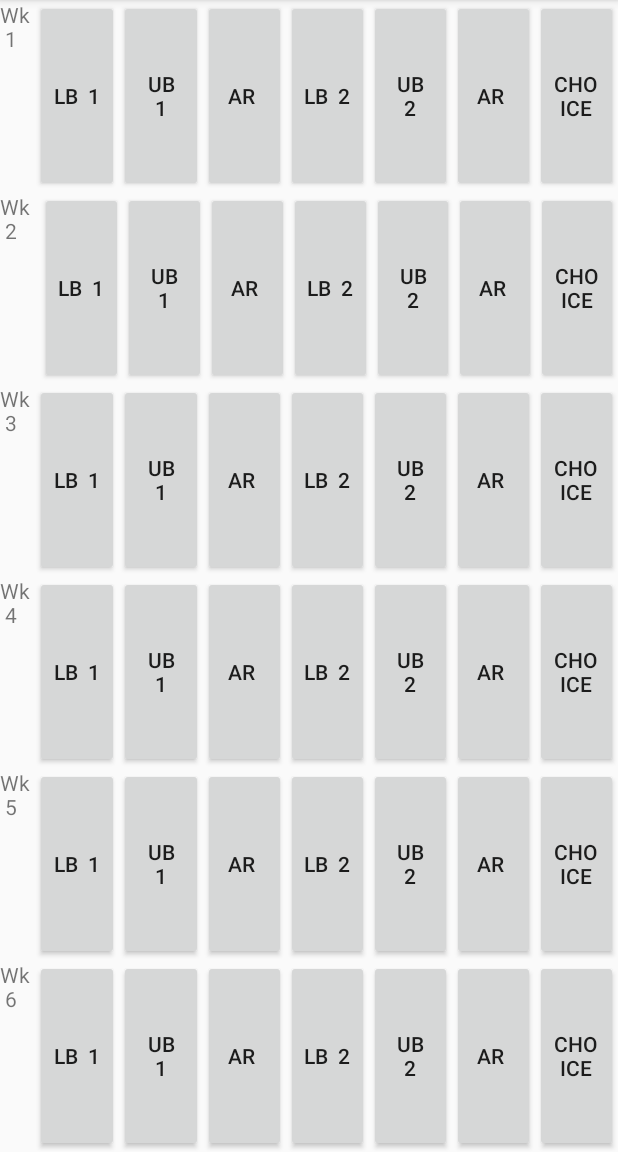
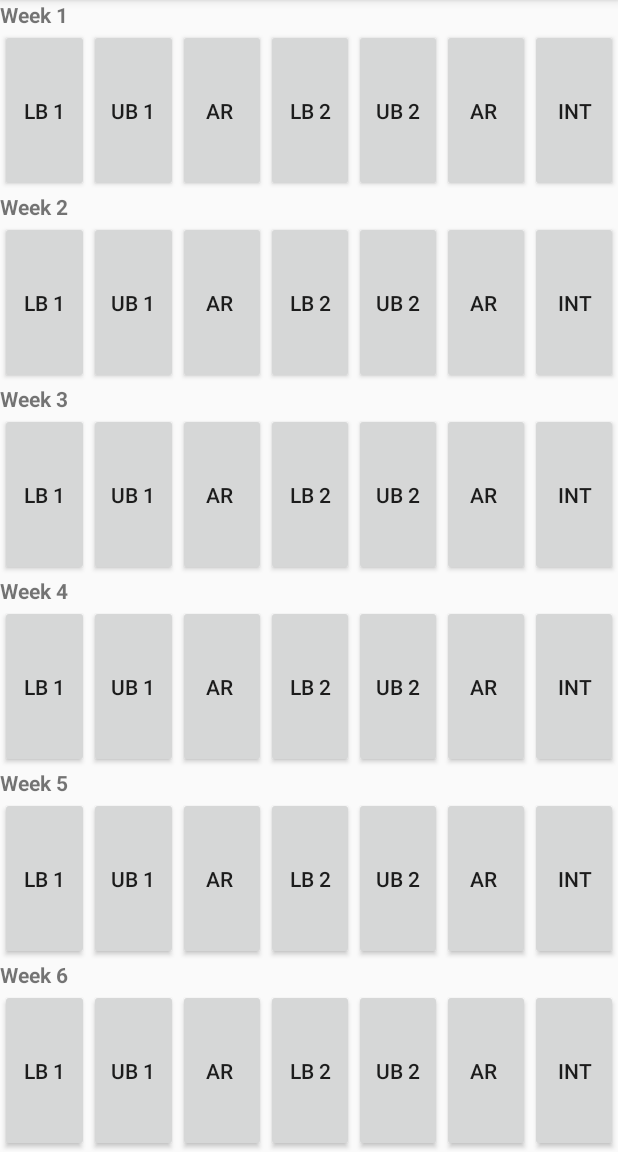
Before and after one commit to pkady/LeanHealthHabits, an Android app: the PhaseOneActivity screen opened directly, with no data from a screen before it, on a phone screen of 412 x 824 dp, the part 84-1236 px from its top. Run offline under Robolectric (Android 15) with nearby library versions, the phone set to English and light mode, and no system bars.

Commit message:
version 0.013
Change choice to intervals, wired up interval button to intervals activity

```diff
--- a/app/src/main/AndroidManifest.xml
+++ b/app/src/main/AndroidManifest.xml
@@ -22,7 +22,7 @@
         <activity android:name=".PhaseOneLB2Activity" />
         <activity android:name=".PhaseOneUB2Activity" />
         <activity android:name=".PhaseOneARActivity" />
-        <activity android:name=".PhaseOneIntervalsActivity"></activity>
+        <activity android:name=".PhaseOneIntervalsActivity" />
     </application>
 
 </manifest>
--- a/app/src/main/java/com/leanhealhabits/workouts/workouts/PhaseOneActivity.java
+++ b/app/src/main/java/com/leanhealhabits/workouts/workouts/PhaseOneActivity.java
@@ -30,8 +30,8 @@ public class PhaseOneActivity extends AppCompatActivity implements View.OnClickL
         View phaseOneWkOneARTwoButton = this.findViewById(R.id.phase_one_wk_one_ar_two);
         phaseOneWkOneARTwoButton.setOnClickListener(this);
 
-        View phaseOneWkOneChoiceButton = this.findViewById(R.id.phase_one_wk_one_choice);
-        phaseOneWkOneChoiceButton.setOnClickListener(this);
+        View phaseOneWkOneIntervalButton = this.findViewById(R.id.phase_one_wk_one_interval);
+        phaseOneWkOneIntervalButton.setOnClickListener(this);
     }
 
     public void onClick(View v) {
@@ -66,7 +66,7 @@ public class PhaseOneActivity extends AppCompatActivity implements View.OnClickL
                 startActivity(i);
                 break;
 
-            case R.id.phase_one_wk_one_choice:
+            case R.id.phase_one_wk_one_interval:
                 i = new Intent(this, PhaseOneIntervalsActivity.class);
                 startActivity(i);
                 break;
--- a/app/src/main/res/layout/activity_phase_one.xml
+++ b/app/src/main/res/layout/activity_phase_one.xml
@@ -6,6 +6,12 @@
     android:orientation="vertical"
     tools:context="com.leanhealhabits.workouts.workouts.MainActivity">
 
+    <TextView
+        android:layout_width="wrap_content"
+        android:layout_height="wrap_content"
+        android:layout_weight="0"
+        android:textStyle="bold"
+        android:text="Week 1" />
 
     <LinearLayout xmlns:android="http://schemas.android.com/apk/res/android"
         xmlns:tools="http://schemas.android.com/tools"
@@ -14,24 +20,19 @@
         android:layout_weight="1"
         android:orientation="horizontal">
 
-        <TextView
-            android:layout_width="wrap_content"
-            android:layout_height="match_parent"
-            android:layout_weight="0"
-            android:text="Wk \n 1" />
 
         <Button
             android:layout_width="wrap_content"
             android:layout_height="match_parent"
             android:id="@+id/phase_one_wk_one_lb_one"
             android:layout_weight="1"
-            android:text="LB  1" />
+            android:text="LB 1" />
         <Button
             android:layout_width="wrap_content"
             android:layout_height="match_parent"
             android:id="@+id/phase_one_wk_one_ub_one"
             android:layout_weight="1"
-            android:text="UB  1" />
+            android:text="UB 1" />
         <Button
             android:layout_width="wrap_content"
             android:layout_height="match_parent"
@@ -43,13 +44,13 @@
             android:layout_height="match_parent"
             android:id="@+id/phase_one_wk_one_lb_two"
             android:layout_weight="1"
-            android:text="LB  2" />
+            android:text="LB 2" />
         <Button
             android:layout_width="wrap_content"
             android:layout_height="match_parent"
             android:id="@+id/phase_one_wk_one_ub_two"
             android:layout_weight="1"
-            android:text="UB  2" />
+            android:text="UB 2" />
         <Button
             android:layout_width="wrap_content"
             android:layout_height="match_parent"
@@ -59,11 +60,17 @@
         <Button
             android:layout_width="wrap_content"
             android:layout_height="match_parent"
-            android:id="@+id/phase_one_wk_one_choice"
+            android:id="@+id/phase_one_wk_one_interval"
             android:layout_weight="1"
-            android:text="Choice" />
+            android:text="INT" />
 
     </LinearLayout>
+    <TextView
+        android:layout_width="wrap_content"
+        android:layout_height="wrap_content"
+        android:layout_weight="0"
+        android:textStyle="bold"
+        android:text="Week 2" />
 
     <LinearLayout xmlns:android="http://schemas.android.com/apk/res/android"
         xmlns:tools="http://schemas.android.com/tools"
@@ -72,24 +79,20 @@
         android:layout_weight="1"
         android:orientation="horizontal">
 
-        <TextView
-            android:layout_width="wrap_content"
-            android:layout_height="match_parent"
-            android:layout_weight="0"
-            android:text="Wk  \n 2" />
+
 
         <Button
             android:layout_width="wrap_content"
             android:layout_height="match_parent"
             android:id="@+id/phase_one_wk_two_lb_one"
             android:layout_weight="1"
-            android:text="LB  1" />
+            android:text="LB 1" />
         <Button
             android:layout_width="wrap_content"
             android:layout_height="match_parent"
             android:id="@+id/phase_one_wk_two_ub_one"
             android:layout_weight="1"
-            android:text="UB  1" />
+            android:text="UB 1" />
         <Button
             android:layout_width="wrap_content"
             android:layout_height="match_parent"
@@ -101,13 +104,13 @@
             android:layout_height="match_parent"
             android:id="@+id/phase_one_wk_two_lb_two"
             android:layout_weight="1"
-            android:text="LB  2" />
+            android:text="LB 2" />
         <Button
             android:layout_width="wrap_content"
             android:layout_height="match_parent"
             android:id="@+id/phase_one_wk_two_ub_two"
             android:layout_weight="1"
-            android:text="UB  2" />
+            android:text="UB 2" />
         <Button
             android:layout_width="wrap_content"
             android:layout_height="match_parent"
@@ -119,9 +122,17 @@
             android:layout_height="match_parent"
             android:id="@+id/phase_one_wk_two_choice"
             android:layout_weight="1"
-            android:text="Choice" />
+            android:text="INT" />
 
     </LinearLayout>
+
+    <TextView
+        android:layout_width="wrap_content"
+        android:layout_height="wrap_content"
+        android:layout_weight="0"
+        android:textStyle="bold"
+        android:text="Week 3" />
+
     <LinearLayout xmlns:android="http://schemas.android.com/apk/res/android"
         xmlns:tools="http://schemas.android.com/tools"
         android:layout_width="match_parent"
@@ -129,24 +140,20 @@
         android:layout_weight="1"
         android:orientation="horizontal">
 
-        <TextView
-            android:layout_width="wrap_content"
-            android:layout_height="match_parent"
-            android:layout_weight="0"
-            android:text="Wk \n 3" />
+
 
         <Button
             android:layout_width="wrap_content"
             android:layout_height="match_parent"
             android:id="@+id/phase_one_wk_three_lb_one"
             android:layout_weight="1"
-            android:text="LB  1" />
+            android:text="LB 1" />
         <Button
             android:layout_width="wrap_content"
             android:layout_height="match_parent"
             android:id="@+id/phase_one_wk_three_ub_one"
             android:layout_weight="1"
-            android:text="UB  1" />
+            android:text="UB 1" />
         <Button
             android:layout_width="wrap_content"
             android:layout_height="match_parent"
@@ -158,13 +165,13 @@
             android:layout_height="match_parent"
             android:id="@+id/phase_one_wk_three_lb_two"
             android:layout_weight="1"
-            android:text="LB  2" />
+            android:text="LB 2" />
         <Button
             android:layout_width="wrap_content"
             android:layout_height="match_parent"
             android:id="@+id/phase_one_wk_three_ub_two"
             android:layout_weight="1"
-            android:text="UB  2" />
+            android:text="UB 2" />
         <Button
             android:layout_width="wrap_content"
             android:layout_height="match_parent"
@@ -176,9 +183,17 @@
             android:layout_height="match_parent"
             android:id="@+id/phase_one_wk_three_choice"
             android:layout_weight="1"
-            android:text="Choice" />
+            android:text="INT" />
 
     </LinearLayout>
+
+    <TextView
+        android:layout_width="wrap_content"
+        android:layout_height="wrap_content"
+        android:layout_weight="0"
+        android:textStyle="bold"
+        android:text="Week 4" />
+
 
     <LinearLayout xmlns:android="http://schemas.android.com/apk/res/android"
         xmlns:tools="http://schemas.android.com/tools"
@@ -187,24 +202,19 @@
         android:layout_weight="1"
         android:orientation="horizontal">
 
-        <TextView
-            android:layout_width="wrap_content"
-            android:layout_height="match_parent"
-            android:layout_weight="0"
-            android:text="Wk \n 4" />
 
         <Button
             android:layout_width="wrap_content"
             android:layout_height="match_parent"
             android:id="@+id/phase_one_wk_four_lb_one"
             android:layout_weight="1"
-            android:text="LB  1" />
+            android:text="LB 1" />
         <Button
             android:layout_width="wrap_content"
             android:layout_height="match_parent"
             android:id="@+id/phase_one_wk_four_ub_one"
             android:layout_weight="1"
-            android:text="UB  1" />
+            android:text="UB 1" />
         <Button
             android:layout_width="wrap_content"
             android:layout_height="match_parent"
@@ -216,13 +226,13 @@
             android:layout_height="match_parent"
             android:id="@+id/phase_one_wk_four_lb_two"
             android:layout_weight="1"
-            android:text="LB  2" />
+            android:text="LB 2" />
         <Button
             android:layout_width="wrap_content"
             android:layout_height="match_parent"
             android:id="@+id/phase_one_wk_four_ub_two"
             android:layout_weight="1"
-            android:text="UB  2" />
+            android:text="UB 2" />
         <Button
             android:layout_width="wrap_content"
             android:layout_height="match_parent"
@@ -234,9 +244,16 @@
             android:layout_height="match_parent"
             android:id="@+id/phase_one_wk_four_choice"
             android:layout_weight="1"
-            android:text="Choice" />
+            android:text="INT" />
 
     </LinearLayout>
+
+    <TextView
+        android:layout_width="wrap_content"
+        android:layout_height="wrap_content"
+        android:layout_weight="0"
+        android:textStyle="bold"
+        android:text="Week 5" />
 
     <LinearLayout xmlns:android="http://schemas.android.com/apk/res/android"
         xmlns:tools="http://schemas.android.com/tools"
@@ -245,24 +262,20 @@
         android:layout_weight="1"
         android:orientation="horizontal">
 
-        <TextView
-            android:layout_width="wrap_content"
-            android:layout_height="match_parent"
-            android:layout_weight="0"
-            android:text="Wk \n 5" />
+
 
         <Button
             android:layout_width="wrap_content"
             android:layout_height="match_parent"
             android:id="@+id/phase_one_wk_five_lb_one"
             android:layout_weight="1"
-            android:text="LB  1" />
+            android:text="LB 1" />
         <Button
             android:layout_width="wrap_content"
             android:layout_height="match_parent"
             android:id="@+id/phase_one_wk_five_ub_one"
             android:layout_weight="1"
-            android:text="UB  1" />
+            android:text="UB 1" />
         <Button
             android:layout_width="wrap_content"
             android:layout_height="match_parent"
@@ -274,13 +287,13 @@
             android:layout_height="match_parent"
             android:id="@+id/phase_one_wk_five_lb_two"
             android:layout_weight="1"
-            android:text="LB  2" />
+            android:text="LB 2" />
         <Button
             android:layout_width="wrap_content"
             android:layout_height="match_parent"
             android:id="@+id/phase_one_wk_five_ub_two"
             android:layout_weight="1"
-            android:text="UB  2" />
+            android:text="UB 2" />
         <Button
             android:layout_width="wrap_content"
             android:layout_height="match_parent"
@@ -292,9 +305,16 @@
             android:layout_height="match_parent"
             android:id="@+id/phase_one_wk_five_choice"
             android:layout_weight="1"
-            android:text="Choice" />
+            android:text="INT" />
 
     </LinearLayout>
+
+    <TextView
+        android:layout_width="wrap_content"
+        android:layout_height="wrap_content"
+        android:layout_weight="0"
+        android:textStyle="bold"
+        android:text="Week 6" />
 
     <LinearLayout xmlns:android="http://schemas.android.com/apk/res/android"
         xmlns:tools="http://schemas.android.com/tools"
@@ -303,24 +323,20 @@
         android:layout_weight="1"
         android:orientation="horizontal">
 
-        <TextView
-            android:layout_width="wrap_content"
-            android:layout_height="match_parent"
-            android:layout_weight="0"
-            android:text="Wk \n 6" />
+
 
         <Button
             android:layout_width="wrap_content"
             android:layout_height="match_parent"
             android:id="@+id/phase_one_wk_six_lb_one"
             android:layout_weight="1"
-            android:text="LB  1" />
+            android:text="LB 1" />
         <Button
             android:layout_width="wrap_content"
             android:layout_height="match_parent"
             android:id="@+id/phase_one_wk_six_ub_one"
             android:layout_weight="1"
-            android:text="UB  1" />
+            android:text="UB 1" />
         <Button
             android:layout_width="wrap_content"
             android:layout_height="match_parent"
@@ -332,13 +348,13 @@
             android:layout_height="match_parent"
             android:id="@+id/phase_one_wk_six_lb_two"
             android:layout_weight="1"
-            android:text="LB  2" />
+            android:text="LB 2" />
         <Button
             android:layout_width="wrap_content"
             android:layout_height="match_parent"
             android:id="@+id/phase_one_wk_six_ub_two"
             android:layout_weight="1"
-            android:text="UB  2" />
+            android:text="UB 2" />
         <Button
             android:layout_width="wrap_content"
             android:layout_height="match_parent"
@@ -350,7 +366,7 @@
             android:layout_height="match_parent"
             android:id="@+id/phase_one_wk_six_choice"
             android:layout_weight="1"
-            android:text="Choice" />
+            android:text="INT" />
 
     </LinearLayout>
 
```
